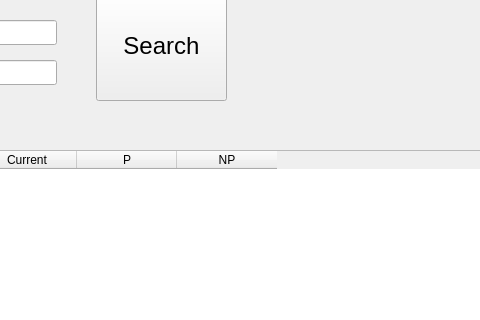
HeegonChae/Addindeu_IOT_Project, file manager.ui: the form before one commit; both pictures show x 244 to 724 and y 130 to 450 of the 1064 by 582 pixel window.
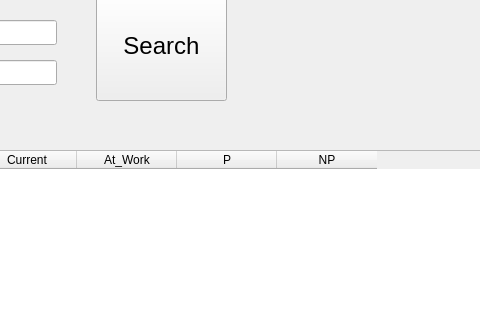
The form after the commit.

Commit message: feat(manager): update db column and send to emergency stop flag

The edit to the form file:
```diff
--- a/manager.ui
+++ b/manager.ui
@@ -89,6 +89,11 @@
      <string>Current</string>
     </property>
    </column>
+   <column>
+    <property name="text">
+     <string>At_Work</string>
+    </property>
+   </column>
    <column>
     <property name="text">
      <string>P</string>
```
The commit also changes 1 other file.
